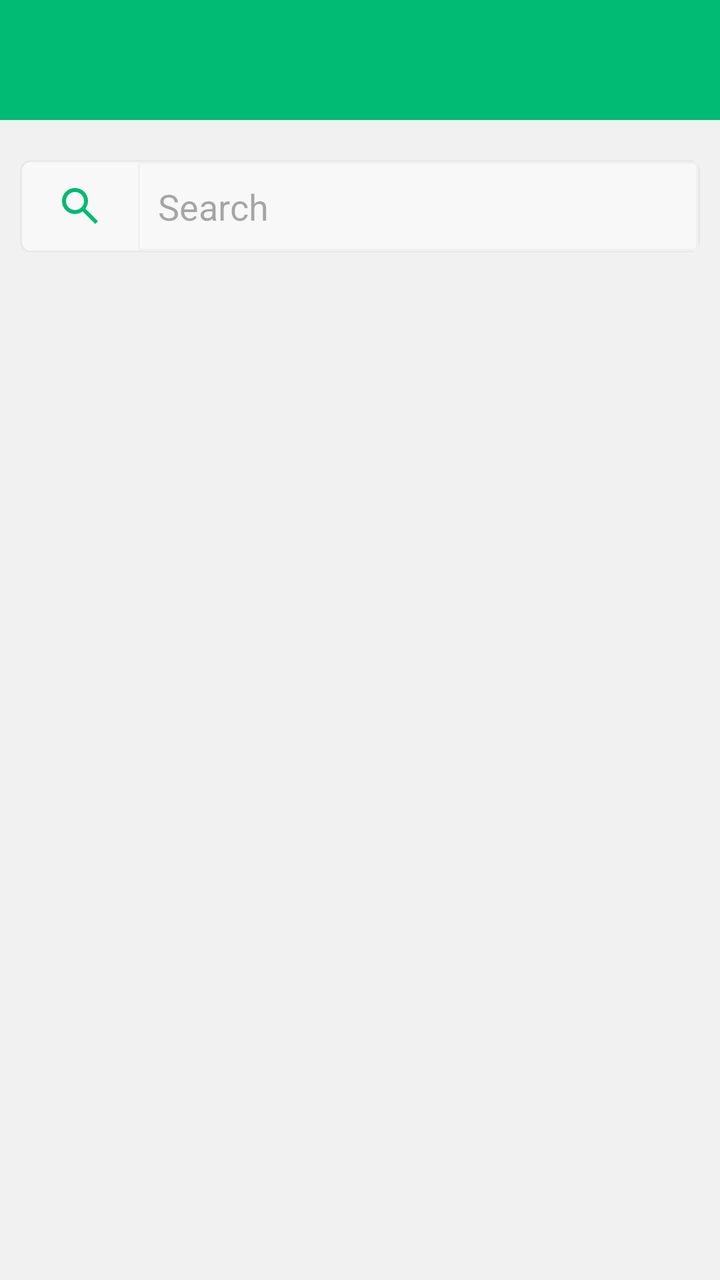
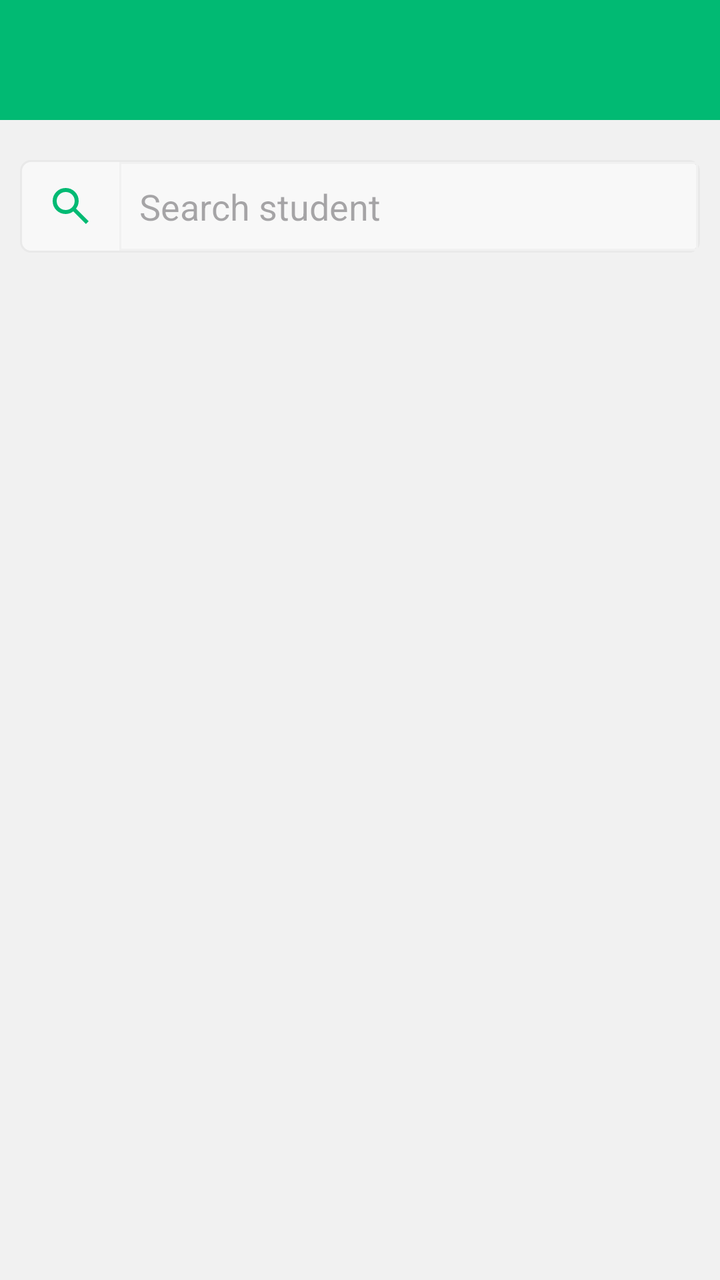

Screens rendered from an Android XML layout before and after an edit, with the pre-edit source and the edit as a unified diff.
<!-- AndroidManifest.xml: activity theme Theme.InspectorAppUpdate -->
<!-- res/layout/fragment_search_student.xml -->
<?xml version="1.0" encoding="utf-8"?>
<RelativeLayout xmlns:android="http://schemas.android.com/apk/res/android"
    xmlns:tools="http://schemas.android.com/tools"
    android:layout_width="match_parent"
    android:layout_height="match_parent"
    tools:context=".ui.fragment.student.SearchStudentFragment"
    android:background="@color/main_background_color">

    <RelativeLayout
        android:id="@+id/rl_header_title"
        android:layout_width="match_parent"
        android:layout_height="60dp"
        android:background="@color/main_green_color"
        android:layout_alignParentTop="true"
        android:padding="@dimen/ten">

        <LinearLayout
            android:id="@+id/ll_from_transaction"
            android:layout_width="wrap_content"
            android:layout_height="wrap_content"
            android:orientation="horizontal"
            android:layout_centerVertical="true"
            android:gravity="center_vertical">

            <TextView
                android:id="@+id/tv_search_student_header"
                android:layout_width="wrap_content"
                android:layout_height="wrap_content"
                android:textColor="@color/white"
                android:fontFamily="sans-serif-medium"
                android:textSize="@dimen/fifteen"
                android:gravity="center_vertical"/>
        </LinearLayout>
    </RelativeLayout>

    <RelativeLayout
        android:layout_width="match_parent"
        android:layout_height="wrap_content"
        android:layout_below="@id/rl_header_title"
        android:padding="10dp"
        android:layout_marginTop="10dp">

        <RelativeLayout
            android:id="@+id/rl_search_student"
            android:layout_width="match_parent"
            android:layout_height="wrap_content">

            <LinearLayout
                android:layout_width="match_parent"
                android:layout_height="wrap_content"
                android:orientation="horizontal"
                android:background="@drawable/custom_card"
                android:weightSum="7"
                android:padding="1sp">

                <ImageView
                    android:id="@+id/imv_search"
                    android:layout_width="wrap_content"
                    android:layout_height="wrap_content"
                    android:src="@drawable/outline_search_24"
                    android:layout_gravity="center_vertical"
                    android:layout_weight="1"/>

                <EditText
                    android:id="@+id/et_search_student"
                    android:layout_width="wrap_content"
                    android:layout_height="wrap_content"
                    android:hint="@string/search"
                    android:layout_weight="6"
                    android:background="@drawable/search_edittext_style"/>

            </LinearLayout>


        </RelativeLayout>

        <RelativeLayout
            android:id="@+id/rl_student_details"
            android:layout_width="match_parent"
            android:layout_height="wrap_content"
            android:layout_marginTop="4sp"
            android:layout_below="@id/rl_search_student"
            android:padding="10dp"
            android:background="@drawable/custom_card"
            android:visibility="gone">

            <TextView
                android:id="@+id/tv_student_name"
                android:layout_width="wrap_content"
                android:layout_height="wrap_content"
                android:layout_alignParentTop="true"
                android:textSize="30sp"
                android:fontFamily="sans-serif-black"/>

            <TextView
                android:id="@+id/tv_student_reg_number"
                android:layout_width="wrap_content"
                android:layout_height="wrap_content"
                android:layout_below="@id/tv_student_name"
                android:layout_marginTop="5sp" />

        </RelativeLayout>

        <LinearLayout
            android:id="@+id/rl_deductions_parent"
            android:layout_width="match_parent"
            android:layout_height="wrap_content"
            android:layout_below="@+id/rl_student_details"
            android:layout_marginTop="10dp"
            android:orientation="horizontal"
            android:weightSum="5"
            android:visibility="gone">

            <RelativeLayout
                android:id="@+id/rl_deduction_title"
                android:layout_width="match_parent"
                android:layout_height="match_parent"
                android:background="@color/mainGreen"
                android:layout_weight="4">
                <ImageView
                    android:id="@+id/img_add_deduction"
                    android:layout_width="30dp"
                    android:layout_height="30dp"
                    android:layout_centerInParent="true"
                    android:src="@drawable/outline_add_24" />
            </RelativeLayout>

            <RelativeLayout
                android:layout_width="match_parent"
                android:layout_height="wrap_content"
                android:layout_weight="1"
                android:background="@drawable/deductions_background"
                android:padding="10sp"
                >
                <TextView
                    android:id="@+id/tv_total_deduction_title"
                    android:layout_width="match_parent"
                    android:layout_height="wrap_content"
                    android:text="@string/marks_deduction"
                    android:textAlignment="center"
                    android:textSize="25sp"
                    android:textColor="#013B56"
                    android:fontFamily="sans-serif-medium"
                    android:layout_alignParentTop="true"/>

                <TextView
                    android:id="@+id/tv_total_deduction_value"
                    android:layout_width="match_parent"
                    android:layout_height="wrap_content"
                    android:layout_below="@id/tv_total_deduction_title"
                    android:layout_marginTop="20sp"
                    android:textAlignment="center"
                    android:textSize="40sp"
                    android:fontFamily="sans-serif-medium"
                    android:layout_marginBottom="20sp"/>

                <RelativeLayout
                    android:layout_width="match_parent"
                    android:layout_height="wrap_content"
                    android:layout_below="@id/tv_total_deduction_value">

                    <TextView
                        android:id="@+id/tv_last_offense"
                        android:layout_width="wrap_content"
                        android:layout_height="wrap_content"
                        android:layout_alignParentStart="true"
                        android:textColor="#026673"/>

                    <TextView
                        android:id="@+id/tv_offense_term"
                        android:layout_width="wrap_content"
                        android:layout_height="wrap_content"
                        android:textColor="#026673"
                        android:layout_alignParentEnd="true" />

                </RelativeLayout>

            </RelativeLayout>

        </LinearLayout>

    </RelativeLayout>




</RelativeLayout>
<!-- resources referenced by this layout -->
<resources>
  <color name="mainGreen">#00ba73</color>
  <color name="main_background_color">#f1f1f1</color>
  <color name="main_green_color">#01ba73</color>
  <color name="white">#FFFFFFFF</color>
  <dimen name="fifteen">15sp</dimen>
  <dimen name="ten">10dp</dimen>
  <!-- drawable custom_card (drawable) -->
  <?xml version="1.0" encoding="utf-8"?>
  <shape xmlns:android="http://schemas.android.com/apk/res/android">
      <stroke
          android:color="#E9E9E9"
          android:width="1sp"/>
      <solid
          android:color="#F8F8F8"/>
      <corners
          android:radius="5sp"/>
  </shape>
  <!-- drawable deductions_background (drawable) -->
  <?xml version="1.0" encoding="utf-8"?>
  <shape xmlns:android="http://schemas.android.com/apk/res/android">
      <stroke
          android:color="@color/mainGreen"
          android:width="1sp"/>
  </shape>
  <!-- drawable outline_add_24 (drawable) -->
  <vector xmlns:android="http://schemas.android.com/apk/res/android" android:height="24dp" android:tint="#F3F2F2" android:viewportHeight="960" android:viewportWidth="960" android:width="24dp">
        
      <path android:fillColor="@android:color/white" android:pathData="M440,520L200,520L200,440L440,440L440,200L520,200L520,440L760,440L760,520L520,520L520,760L440,760L440,520Z"/>
      
  </vector>
  <!-- drawable outline_search_24 (drawable) -->
  <vector xmlns:android="http://schemas.android.com/apk/res/android" android:height="24dp" android:tint="#01BA73" android:viewportHeight="960" android:viewportWidth="960" android:width="24dp">
        
      <path android:fillColor="@android:color/white" android:pathData="M784,840L532,588Q502,612 463,626Q424,640 380,640Q271,640 195.5,564.5Q120,489 120,380Q120,271 195.5,195.5Q271,120 380,120Q489,120 564.5,195.5Q640,271 640,380Q640,424 626,463Q612,502 588,532L840,784L784,840ZM380,560Q455,560 507.5,507.5Q560,455 560,380Q560,305 507.5,252.5Q455,200 380,200Q305,200 252.5,252.5Q200,305 200,380Q200,455 252.5,507.5Q305,560 380,560Z"/>
      
  </vector>
  <!-- drawable search_edittext_style (drawable) -->
  <?xml version="1.0" encoding="utf-8"?>
  <shape xmlns:android="http://schemas.android.com/apk/res/android">
      <stroke
          android:color="@color/main_background_color"
          android:width="1sp" />
      <padding
          android:bottom="10sp"
          android:left="10sp"
          android:right="10sp"
          android:top="10sp"/>
  </shape>
  <string name="marks_deduction">Marks deductions</string>
  <string name="search">Search</string>
  <style name="Theme.InspectorAppUpdate" parent="android:Theme.Material.Light.NoActionBar" />
</resources>

<!-- the commit's change to res/layout/fragment_search_student.xml (unified diff, before → after) -->
@@ -65,7 +65,7 @@
                     android:id="@+id/et_search_student"
                     android:layout_width="wrap_content"
                     android:layout_height="wrap_content"
-                    android:hint="@string/search"
+                    android:hint="@string/search_student"
                     android:layout_weight="6"
                     android:background="@drawable/search_edittext_style"/>
 
@@ -89,15 +89,17 @@
                 android:layout_width="wrap_content"
                 android:layout_height="wrap_content"
                 android:layout_alignParentTop="true"
-                android:textSize="30sp"
-                android:fontFamily="sans-serif-black"/>
+                android:textSize="22sp"
+                android:fontFamily="sans-serif-black"
+                android:textColor="#094281"/>
 
             <TextView
                 android:id="@+id/tv_student_reg_number"
                 android:layout_width="wrap_content"
                 android:layout_height="wrap_content"
                 android:layout_below="@id/tv_student_name"
-                android:layout_marginTop="5sp" />
+                android:layout_marginTop="5sp"
+                android:fontFamily="sans-serif-smallcaps"/>
 
         </RelativeLayout>
 
<!-- resource entries referenced after the edit -->
@@ -48,8 +48,8 @@
           android:right="10sp"
           android:top="10sp"/>
   </shape>
-  <string name="marks_deduction">Marks deductions</string>
-  <string name="search">Search</string>
+  <string name="marks_deduction">Marks deducted</string>
+  <string name="search_student">Search student</string>
   <style name="Theme.InspectorAppUpdate" parent="android:Theme.Material.Light.NoActionBar" />
 </resources>
 
